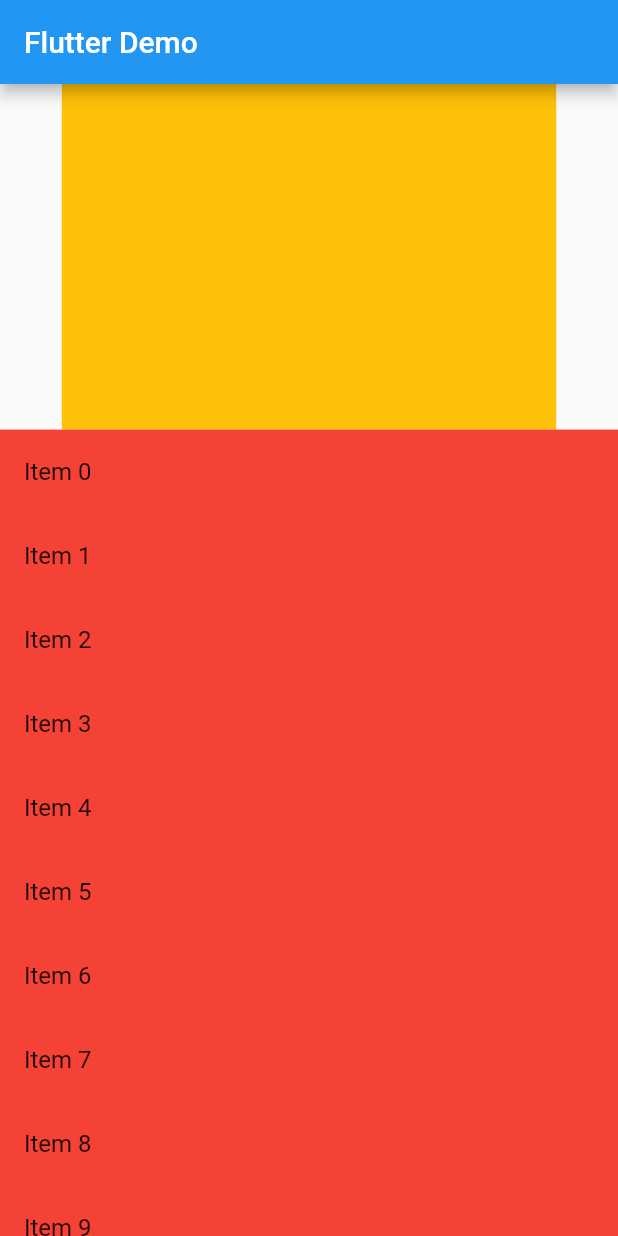
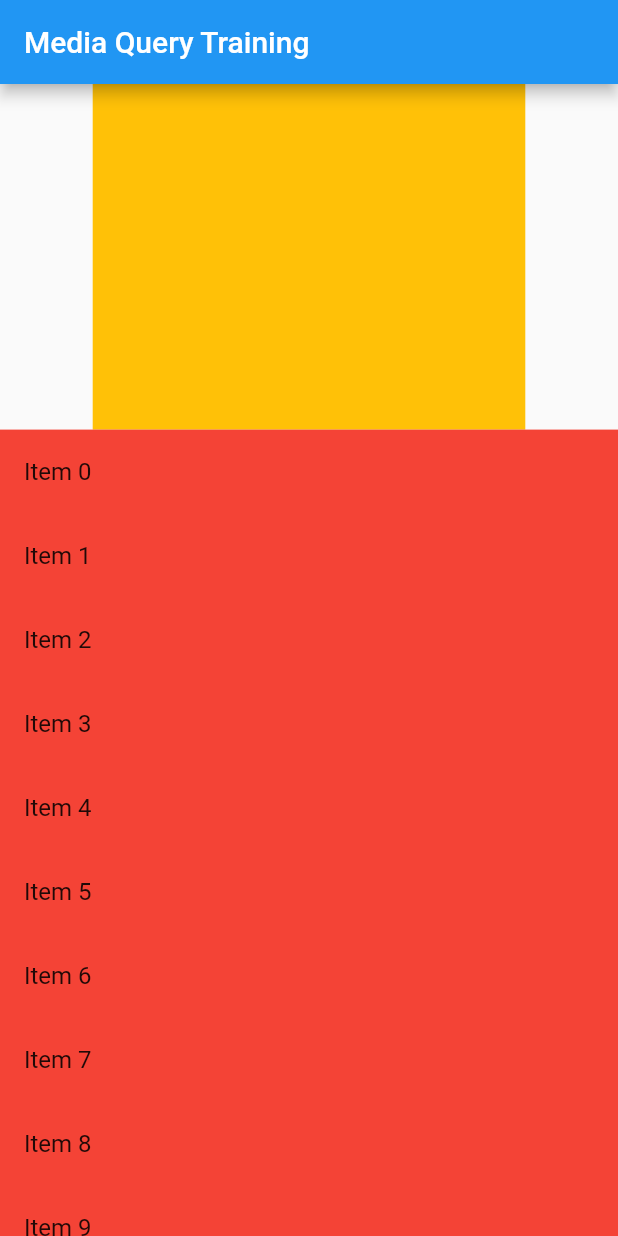
Before and after one commit to 2irham/test_new, a Flutter app: the screen it shows after launch, on a phone screen of 412 x 824 dp. Run offline on Flutter 3.47's test engine with Material 2 defaults, Android fonts, the phone set to English and light mode, and no system bars.

Commit message:
updated test

```diff
--- a/lib/main.dart
+++ b/lib/main.dart
@@ -12,7 +12,7 @@ class MyApp extends StatelessWidget {
   @override
   Widget build(BuildContext context) {
     return MaterialApp(
-      title: 'Flutter Demo',
+      title: 'Media Query',
       home: HomePage(),
     );
   }
@@ -24,7 +24,7 @@ class HomePage extends StatelessWidget {
     final mediaQueryHeight = MediaQuery.of(context).size.height;
     final mediaQueryWidth = MediaQuery.of(context).size.width;
     final myAppBar = AppBar(
-      title: const Text('Flutter Demo'),
+      title: const Text('Media Query Training'),
     );
     final bodyHeight = mediaQueryHeight -
         myAppBar.preferredSize.height -
@@ -69,7 +69,7 @@ class HomePage extends StatelessWidget {
                 children: [
                   Container(
                     height: bodyHeight * 0.3,
-                    width: mediaQueryWidth * 0.8,
+                    width: mediaQueryWidth * 0.7,
                     color: Colors.amber,
                   ),
                   Container(
```
